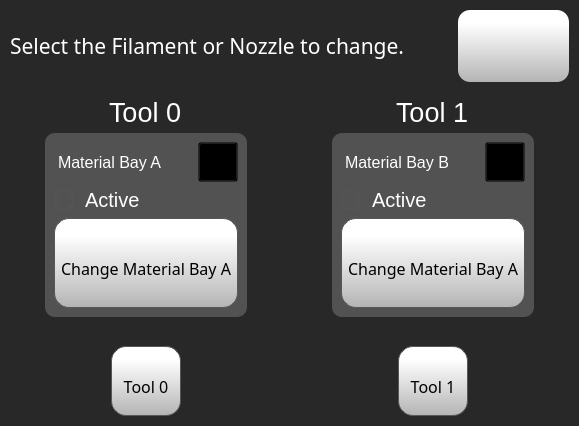
The window that octoprint_ControlCenter/ui/filament_management_screen/filamentManagementScreen.ui (FracktalWorks/ControlCenter) describes before a commit, drawn with Qt 5.
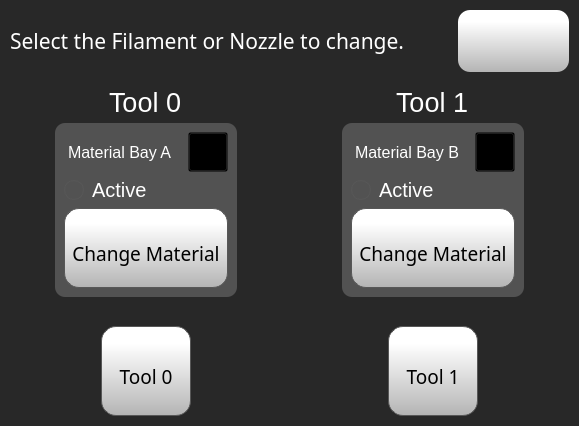
The same window after the commit. Icons and pictures are not drawn.

Patch:
```diff
--- a/octoprint_ControlCenter/ui/filament_management_screen/filamentManagementScreen.ui
+++ b/octoprint_ControlCenter/ui/filament_management_screen/filamentManagementScreen.ui
@@ -497,7 +497,7 @@
                    <property name="font">
                     <font>
                      <family>Gotham</family>
-                     <pointsize>12</pointsize>
+                     <pointsize>14</pointsize>
                     </font>
                    </property>
                    <property name="styleSheet">
@@ -528,7 +528,7 @@
 }</string>
                    </property>
                    <property name="text">
-                    <string>Change Material Bay A</string>
+                    <string>Change Material</string>
                    </property>
                    <property name="icon">
                     <iconset resource="../resources/resource.qrc">
@@ -599,14 +599,14 @@
              <widget class="QToolButton" name="changeTool0Button">
               <property name="minimumSize">
                <size>
-                <width>70</width>
-                <height>70</height>
+                <width>90</width>
+                <height>90</height>
                </size>
               </property>
               <property name="font">
                <font>
                 <family>Gotham</family>
-                <pointsize>12</pointsize>
+                <pointsize>14</pointsize>
                </font>
               </property>
               <property name="styleSheet">
@@ -942,7 +942,7 @@
                    <property name="font">
                     <font>
                      <family>Gotham</family>
-                     <pointsize>12</pointsize>
+                     <pointsize>14</pointsize>
                     </font>
                    </property>
                    <property name="styleSheet">
@@ -973,7 +973,7 @@
 }</string>
                    </property>
                    <property name="text">
-                    <string>Change Material Bay A</string>
+                    <string>Change Material</string>
                    </property>
                    <property name="icon">
                     <iconset resource="../resources/resource.qrc">
@@ -1044,14 +1044,14 @@
              <widget class="QToolButton" name="changeTool1Button">
               <property name="minimumSize">
                <size>
-                <width>70</width>
-                <height>70</height>
+                <width>90</width>
+                <height>90</height>
                </size>
               </property>
               <property name="font">
                <font>
                 <family>Gotham</family>
-                <pointsize>12</pointsize>
+                <pointsize>14</pointsize>
                </font>
               </property>
               <property name="styleSheet">
```
